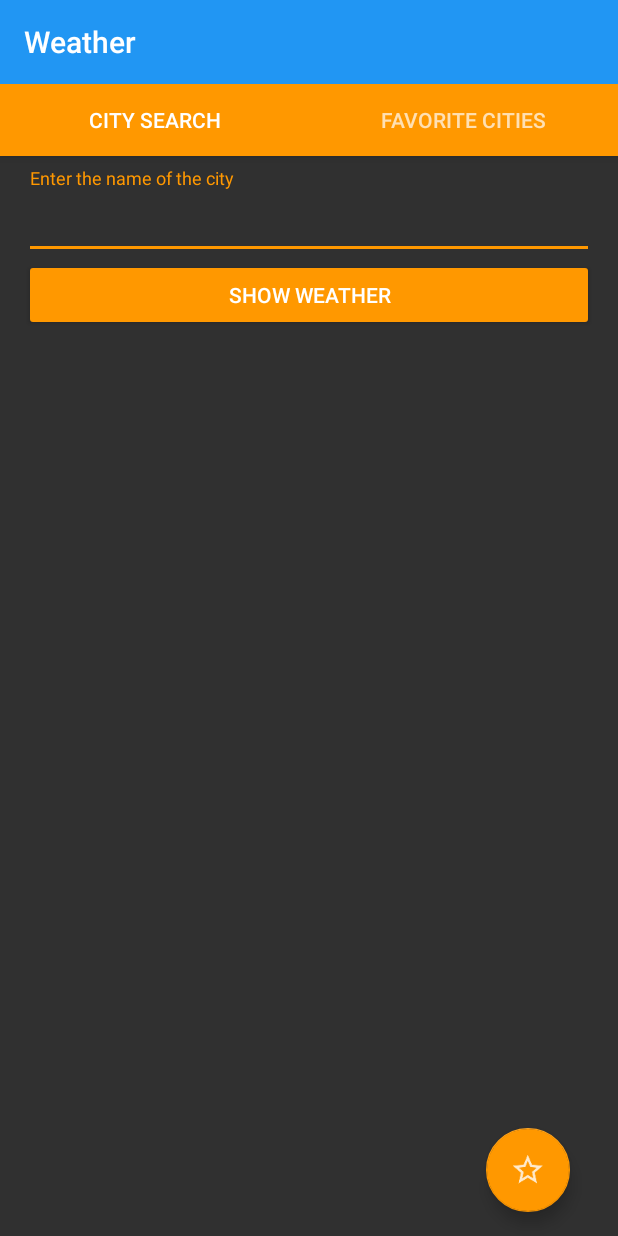
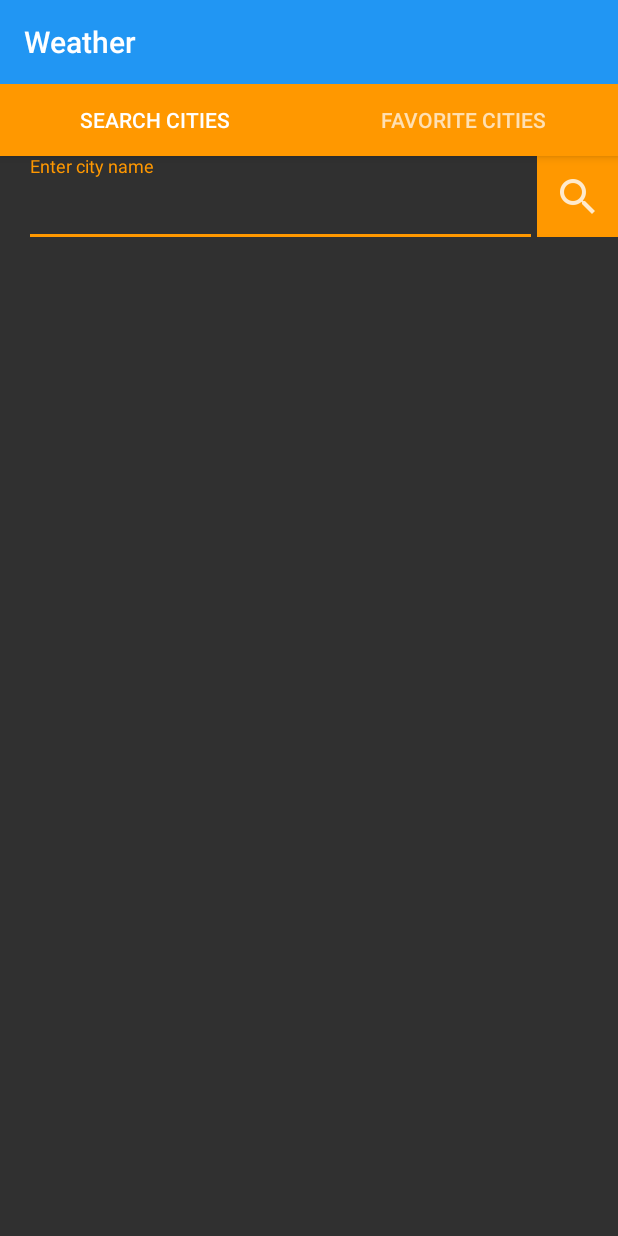
Before and after one commit to khotiun/Weather, an Android app: the screen it shows after launch (MainActivity), on a phone screen of 412 x 824 dp. Run offline under Robolectric (Android 15) with nearby library versions, the phone set to English and light mode, and no system bars; our stand-ins replace Picasso; pictures from the network do not load.

Commit message:
Fixed SearchCityFragment and added senErro on EditText.

```diff
--- a/app/src/main/java/com/khotiun/android/weather/activity/MainActivity.java
+++ b/app/src/main/java/com/khotiun/android/weather/activity/MainActivity.java
@@ -2,6 +2,9 @@ package com.khotiun.android.weather.activity;
 
 import android.os.Bundle;
 import android.support.design.widget.TabLayout;
+import android.support.v4.app.Fragment;
+import android.support.v4.app.FragmentManager;
+import android.support.v4.app.FragmentStatePagerAdapter;
 import android.support.v4.view.ViewPager;
 import android.support.v7.app.AppCompatActivity;
 import android.support.v7.widget.Toolbar;
@@ -9,7 +12,9 @@ import android.support.v7.widget.Toolbar;
 import com.khotiun.android.weather.R;
 import com.khotiun.android.weather.fragment.ListCityFragment;
 import com.khotiun.android.weather.fragment.SearchCityFragment;
-import com.khotiun.android.weather.adapter.ViewPagerAdapter;
+
+import java.util.ArrayList;
+import java.util.List;
 
 public class MainActivity extends AppCompatActivity {
 
@@ -39,4 +44,37 @@ public class MainActivity extends AppCompatActivity {
         adapter.addFragment(ListCityFragment.newInstance(), getString(R.string.favorite_city));
         viewPager.setAdapter(adapter);
     }
+
+    public class ViewPagerAdapter extends FragmentStatePagerAdapter {
+
+
+        private final List<Fragment> mFragmentList = new ArrayList<>();
+        private final List<String> mFragmentTitleList = new ArrayList<>();
+
+        public ViewPagerAdapter(FragmentManager fm) {
+            super(fm);
+        }
+
+        @Override
+        public Fragment getItem(int position) {
+            return mFragmentList.get(position);
+        }
+
+        @Override
+        public int getCount() {
+            return mFragmentList.size();
+        }
+
+        @Override
+        public CharSequence getPageTitle(int position) {
+            return mFragmentTitleList.get(position);
+        }
+
+        public void addFragment(Fragment fragment, String title) {
+            mFragmentList.add(fragment);
+            mFragmentTitleList.add(title);
+        }
+
+
+    }
 }
--- a/app/src/main/java/com/khotiun/android/weather/adapter/ViewPagerAdapter.java
+++ /dev/null
@@ -1,44 +0,0 @@
-package com.khotiun.android.weather.adapter;
-
-import android.support.v4.app.Fragment;
-import android.support.v4.app.FragmentManager;
-import android.support.v4.app.FragmentStatePagerAdapter;
-
-import java.util.ArrayList;
-import java.util.List;
-
-/**
- * Created by hotun on 15.09.2017.
- */
-
-public class ViewPagerAdapter extends FragmentStatePagerAdapter {
-
-
-    private final List<Fragment> mFragmentList = new ArrayList<>();
-    private final List<String> mFragmentTitleList = new ArrayList<>();
-
-    public ViewPagerAdapter(FragmentManager fm) {
-        super(fm);
-    }
-
-    @Override
-    public Fragment getItem(int position) {
-        return mFragmentList.get(position);
-    }
-
-    @Override
-    public int getCount() {
-        return mFragmentList.size();
-    }
-
-    @Override
-    public CharSequence getPageTitle(int position) {
-        return mFragmentTitleList.get(position);
-    }
-
-    public void addFragment(Fragment fragment, String title) {
-        mFragmentList.add(fragment);
-        mFragmentTitleList.add(title);
-    }
-
-}
--- a/app/src/main/java/com/khotiun/android/weather/fragment/SearchCityFragment.java
+++ b/app/src/main/java/com/khotiun/android/weather/fragment/SearchCityFragment.java
@@ -4,15 +4,18 @@ import android.os.Bundle;
 import android.support.design.widget.CoordinatorLayout;
 import android.support.design.widget.FloatingActionButton;
 import android.support.design.widget.Snackbar;
+import android.support.design.widget.TextInputLayout;
 import android.support.v4.app.Fragment;
 import android.support.v7.widget.LinearLayoutManager;
 import android.support.v7.widget.RecyclerView;
+import android.text.Editable;
+import android.text.TextWatcher;
 import android.util.Log;
 import android.view.LayoutInflater;
 import android.view.View;
 import android.view.ViewGroup;
-import android.widget.Button;
 import android.widget.EditText;
+import android.widget.ImageButton;
 import android.widget.ImageView;
 import android.widget.RelativeLayout;
 import android.widget.TextView;
@@ -44,13 +47,14 @@ import retrofit2.Response;
 public class SearchCityFragment extends Fragment implements View.OnClickListener {
 
     private static final String TAG = "SearchCityFragment";
-    private EditText etCity;
-    private Button btnSearchCity;
-    private TextView tvCityName;
+    private EditText mEtCity;
+    private ImageButton mIBtnSearchCity;
+    private TextView mTvCityName;
     private RelativeLayout mRelativeLayout;
     private RecyclerView mRecyclerView;
     private CoordinatorLayout mCoordinatorLayout;
     private FloatingActionButton mFab;
+    private TextInputLayout mTextInputLayout;
     private WeatherAdapter mAdapter;
     private WeatherData mWeatherData;
 
@@ -66,26 +70,46 @@ public class SearchCityFragment extends Fragment implements View.OnClickListener
     @Override
     public View onCreateView(LayoutInflater inflater, ViewGroup container, Bundle savedInstanceState) {
         View view = inflater.inflate(R.layout.fragment_search_city, container, false);
+        mTextInputLayout = (TextInputLayout) view.findViewById(R.id.city_til);
         mRelativeLayout = (RelativeLayout) view.findViewById(R.id.city_rl);
         mCoordinatorLayout = (CoordinatorLayout) view.findViewById(R.id.city_coordinator_layout);
         mRecyclerView = (RecyclerView) view.findViewById(R.id.city_rv);
         mRecyclerView.setLayoutManager(new LinearLayoutManager(getActivity()));
-        etCity = (EditText) view.findViewById(R.id.city_et_search);
-        tvCityName = (TextView) view.findViewById(R.id.city_tv_name);
+        mTvCityName = (TextView) view.findViewById(R.id.city_tv_name);
         mFab = (FloatingActionButton) view.findViewById(R.id.city_fab);
         mFab.setOnClickListener(this);
-        btnSearchCity = (Button) view.findViewById(R.id.city_btn_search_city);
-        btnSearchCity.setOnClickListener(this);
+        mIBtnSearchCity = (ImageButton) view.findViewById(R.id.city_ibtn_search_city);
+        mIBtnSearchCity.setOnClickListener(this);
+        mEtCity = (EditText) view.findViewById(R.id.city_et_search);
+        mEtCity.addTextChangedListener(new TextWatcher() {
+            @Override
+            public void beforeTextChanged(CharSequence s, int start, int count, int after) {
 
+            }
+
+            @Override
+            public void onTextChanged(CharSequence s, int start, int before, int count) {
+                mTextInputLayout.setError(null);
+            }
+
+            @Override
+            public void afterTextChanged(Editable s) {
+
+            }
+        });
         return view;
     }
 
     @Override
     public void onClick(View v) {
         int viewId = v.getId();
-        if(viewId == R.id.city_btn_search_city){
+        if (viewId == R.id.city_ibtn_search_city) {
+            if (mEtCity.getText().toString().equals("")) {
+                mTextInputLayout.setError(getResources().getString(R.string.enter_name_of_city));
+                return;
+            }
             ApiService api = RetroClient.getApiService();
-            Call<WeatherData> call = api.getWeather(etCity.getText().toString(), Config.API_KEY);
+            Call<WeatherData> call = api.getWeather(mEtCity.getText().toString(), Config.API_KEY);
             //enqueue for asynchronously
             call.enqueue(new Callback<WeatherData>() {
                 @Override
@@ -93,21 +117,24 @@ public class SearchCityFragment extends Fragment implements View.OnClickListener
                     Log.d(TAG, "onResponse");
                     mRelativeLayout.setVisibility(View.VISIBLE);
                     mWeatherData = response.body();
-                    tvCityName.setText(mWeatherData.getCity().getName());
+                    if (mWeatherData == null) {
+                        Snackbar.make(mCoordinatorLayout, "Incorrect city name", Snackbar.LENGTH_LONG).show();
+                        return;
+                    }
+                    mCoordinatorLayout.setVisibility(View.VISIBLE);
+                    mTvCityName.setText(mWeatherData.getCity().getName());
                     mAdapter = new WeatherAdapter(mWeatherData.getList());
                     mRecyclerView.setAdapter(mAdapter);
-                        if (response.isSuccessful()) {
-                            Log.d(TAG, "response.isSuccessful()");
                 }
-                }
+
                 @Override
                 public void onFailure(Call<WeatherData> call, Throwable t) {
-                    Log.d(TAG, t.toString());
+                    Log.d(TAG, "onFailure");
                 }
             });
-        } else if(viewId == R.id.city_fab){
-            Snackbar snackbar = Snackbar.make(mCoordinatorLayout, "Add " + tvCityName.getText().toString() + " to favorites?", Snackbar.LENGTH_LONG)
-                    .setAction("Да", snackbarOnClickListener);
+        } else if (viewId == R.id.city_fab) {
+            Snackbar snackbar = Snackbar.make(mCoordinatorLayout, "Add " + mTvCityName.getText().toString() + " to favorites?", Snackbar.LENGTH_LONG)
+                    .setAction("yes", snackbarOnClickListener);
             snackbar.show();
         }
     }
@@ -115,13 +142,60 @@ public class SearchCityFragment extends Fragment implements View.OnClickListener
     View.OnClickListener snackbarOnClickListener = new View.OnClickListener() {
         @Override
         public void onClick(View view) {
-            CityName cityName = new CityName(tvCityName.getText().toString());
+            CityName cityName = new CityName(mTvCityName.getText().toString());
             CityNameLab.getCityNameLab(getActivity()).addCityName(cityName);
             mFab.setImageResource(R.drawable.ic_star_filt);
             Log.d(TAG, CityNameLab.getCityNameLab(getActivity()).getCityNames().size() + "");
 
         }
     };
+
+
+    private class WeatherHolder extends RecyclerView.ViewHolder {
+
+        private TextView tvDay, tvDayMounth, tvTime, tvWiather, tvTempMin, tvTempMax;
+        private ImageView ivWither;
+
+        public WeatherHolder(View itemView) {
+            super(itemView);
+            tvDay = (TextView) itemView.findViewById(R.id.item_tv_day);
+            tvDayMounth = (TextView) itemView.findViewById(R.id.item_tv_date);
+            tvTime = (TextView) itemView.findViewById(R.id.item_tv_time);
+            tvWiather = (TextView) itemView.findViewById(R.id.item_tv_weather);
+            tvTempMin = (TextView) itemView.findViewById(R.id.item_tv_temp_min);
+            tvTempMax = (TextView) itemView.findViewById(R.id.item_tv_temp_max);
+            ivWither = (ImageView) itemView.findViewById(R.id.item_iv);
+        }
+
+        public void bindDataWeather(ListWeather dataWeather) {
+
+            String oldDateString = dataWeather.getDtTxt();
+            String resultDay = convertDay(oldDateString);
+            String resultDate = convertDate(oldDateString);
+            String resultTime = convertTime(oldDateString);
+            mTvCityName.setText(mWeatherData.getCity().getName());
+            tvDay.setText(resultDay);
+            tvDayMounth.setText(resultDate);
+            tvTime.setText(resultTime);
+            tvWiather.setText(dataWeather.getWeather().get(0).getDescription());
+            int tempMin = getTemp(dataWeather.getMain().getTempMin());
+            int tempMax = getTemp(dataWeather.getMain().getTempMax());
+            tvTempMin.setText(tempMin + "°C");
+            tvTempMax.setText(tempMax + "°C");
+            String urlWeather = Config.URL_WEATHER + dataWeather.getWeather().get(0).getIcon() + ".png";
+            setImage(urlWeather, ivWither);
+
+        }
+
+        private void setImage(String mUrl, ImageView view) {
+            Picasso.with(getContext()).load(mUrl)
+                    .placeholder(R.mipmap.empty_photo)
+                    .into(view);
+        }
+
+        private int getTemp(double temp) {
+            return (int) Math.round(temp - 273);
+        }
 
         private String convertDay(String oldDateString) {
 
@@ -171,46 +245,7 @@ public class SearchCityFragment extends Fragment implements View.OnClickListener
             return resultTime;
         }
 
-    private void setImage(String mUrl, ImageView view) {
-        Picasso.with(getContext()).load(mUrl)
-                .placeholder(R.mipmap.empty_photo)
-                .into(view);
-    }
 
-    private class WeatherHolder extends RecyclerView.ViewHolder {
-
-        private TextView tvDay, tvDayMounth, tvTime, tvWiather, tvTempMin, tvTempMax;
-        private ImageView ivWither;
-        private ListWeather mDataWeather;
-
-        public WeatherHolder(View itemView) {
-            super(itemView);
-            tvDay = (TextView) itemView.findViewById(R.id.item_tv_day);
-            tvDayMounth = (TextView) itemView.findViewById(R.id.item_tv_date);
-            tvTime = (TextView) itemView.findViewById(R.id.item_tv_time);
-            tvWiather = (TextView) itemView.findViewById(R.id.item_tv_weather);
-            tvTempMin = (TextView) itemView.findViewById(R.id.item_tv_temp_min);
-            tvTempMax = (TextView) itemView.findViewById(R.id.item_tv_temp_max);
-            ivWither = (ImageView) itemView.findViewById(R.id.item_iv);
-        }
-
-        public void bindDataWeather(ListWeather dataWeather) {
-            mDataWeather = dataWeather;
-            String oldDateString = dataWeather.getDtTxt();
-            String resultDay = convertDay(oldDateString);
-            String resultDate = convertDate(oldDateString);
-            String resultTime = convertTime(oldDateString);
-            tvCityName.setText(mWeatherData.getCity().getName());
-            tvDay.setText(resultDay);
-            tvDayMounth.setText(resultDate);
-            tvTime.setText(resultTime);
-            tvWiather.setText(dataWeather.getWeather().get(0).getDescription());
-            tvTempMin.setText(dataWeather.getMain().getTempMin() + "");
-            tvTempMax.setText(dataWeather.getMain().getTempMax() + "");
-            String urlWeather = Config.URL_WEATHER + dataWeather.getWeather().get(0).getIcon() + ".png";
-            setImage(urlWeather, ivWither);
-
-        }
     }
 
     private class WeatherAdapter extends RecyclerView.Adapter<WeatherHolder> {
--- a/app/src/main/res/layout/activity_main.xml
+++ b/app/src/main/res/layout/activity_main.xml
@@ -16,8 +16,7 @@
             android:id="@+id/toolbar"
             android:layout_width="match_parent"
             android:layout_height="?attr/actionBarSize"
-            android:background="@color/primary"
-            app:layout_scrollFlags="scroll|enterAlways"/>
+            android:background="@color/primary"/>
 
         <android.support.design.widget.TabLayout
             android:id="@+id/tablayout"
@@ -32,6 +31,7 @@
     <android.support.v4.view.ViewPager
         android:id="@+id/viewpager"
         android:layout_width="match_parent"
-        android:layout_height="match_parent"/>
+        android:layout_height="match_parent"
+        app:layout_behavior="@string/appbar_scrolling_view_behavior"/>
 
 </android.support.design.widget.CoordinatorLayout>
--- a/app/src/main/res/layout/fragment_search_city.xml
+++ b/app/src/main/res/layout/fragment_search_city.xml
@@ -4,62 +4,62 @@
     xmlns:app="http://schemas.android.com/apk/res-auto"
     xmlns:tools="http://schemas.android.com/tools"
     android:layout_width="match_parent"
-    android:layout_height="match_parent"
-    android:paddingLeft="@dimen/activity_horizontal_margin"
-    android:paddingRight="@dimen/activity_horizontal_margin">
+    android:layout_height="match_parent">
+
+    <ImageButton
+        android:id="@+id/city_ibtn_search_city"
+        android:layout_width="54dp"
+        android:layout_height="54dp"
+        android:layout_alignParentRight="true"
+        android:background="@color/accent"
+        android:src="@drawable/ic_search"/>
 
     <android.support.design.widget.TextInputLayout
         android:id="@+id/city_til"
         android:layout_width="match_parent"
         android:layout_height="wrap_content"
-        android:layout_centerHorizontal="true"
-        android:layout_marginTop="112dp">
+        android:layout_toLeftOf="@id/city_ibtn_search_city"
+        android:paddingLeft="@dimen/activity_horizontal_margin">
 
         <EditText
             android:id="@+id/city_et_search"
             android:layout_width="match_parent"
             android:layout_height="50dp"
-            android:hint="Enter the name of the city"
+            android:hint="@string/enter_name_of_city"
             android:textColorHint="@color/secondary_text"
             android:textSize="16sp"/>
     </android.support.design.widget.TextInputLayout>
-
-    <Button
-        android:id="@+id/city_btn_search_city"
-        android:layout_width="match_parent"
-        android:layout_height="wrap_content"
-        android:layout_below="@id/city_til"
-        android:text="show weather"/>
 
     <RelativeLayout
         android:id="@+id/city_rl"
         android:layout_width="match_parent"
         android:layout_height="wrap_content"
-        android:layout_below="@id/city_btn_search_city">
+        android:layout_below="@id/city_til">
 
         <TextView
             android:id="@+id/city_tv_name"
             android:layout_width="wrap_content"
             android:layout_height="wrap_content"
             android:layout_centerHorizontal="true"
-
+            android:textColor="@color/primary_text"
             android:textSize="@dimen/title"
             tools:text="Dnipro"/>
 
-       <android.support.v7.widget.RecyclerView
-           android:id="@+id/city_rv"
-           android:layout_width="match_parent"
-           android:layout_height="wrap_content"
-           android:layout_marginTop="8dp"
-           android:layout_below="@id/city_tv_name">
-       </android.support.v7.widget.RecyclerView>
+        <android.support.v7.widget.RecyclerView
+            android:id="@+id/city_rv"
+            android:layout_width="match_parent"
+            android:layout_height="wrap_content"
+            android:layout_below="@id/city_tv_name"
+            android:layout_marginTop="8dp">
+        </android.support.v7.widget.RecyclerView>
 
     </RelativeLayout>
 
     <android.support.design.widget.CoordinatorLayout
         android:id="@+id/city_coordinator_layout"
         android:layout_width="match_parent"
-        android:layout_height="match_parent">
+        android:layout_height="match_parent"
+        android:visibility="gone">
 
         <android.support.design.widget.FloatingActionButton
             android:id="@+id/city_fab"
--- a/app/src/main/res/layout/item_city.xml
+++ b/app/src/main/res/layout/item_city.xml
@@ -13,6 +13,7 @@
     <TextView
         android:id="@+id/item_city_tv"
         android:layout_width="wrap_content"
-        android:layout_height="wrap_content"/>
+        android:layout_height="wrap_content"
+        android:textSize="@dimen/title"/>
 
 </LinearLayout>
--- a/app/src/main/res/values/colors.xml
+++ b/app/src/main/res/values/colors.xml
@@ -12,5 +12,5 @@
     <color name="secondary_text">#757575</color>
     <color name="icons">#FFFFFF</color>
     <color name="divider">#BDBDBD</color>
-    <color name="primary_text_default_material_dark">#ffffff</color>
+    <color name="colorView">#000000</color>
 </resources>
--- a/app/src/main/res/values/dimens.xml
+++ b/app/src/main/res/values/dimens.xml
@@ -3,7 +3,8 @@
     <dimen name="activity_horizontal_margin">16dp</dimen>
     <dimen name="activity_vertical_margin">16dp</dimen>
 
-    <dimen name="title">18sp</dimen>
+    <dimen name="title">24sp</dimen>
     <dimen name="divider_height">1dp</dimen>
     <dimen name="fab_margin">16dp</dimen>
+    <dimen name="card_padding">4dp</dimen>
 </resources>
--- a/app/src/main/res/values/strings.xml
+++ b/app/src/main/res/values/strings.xml
@@ -1,5 +1,8 @@
 <resources>
     <string name="app_name">Weather</string>
-    <string name="city_cearch">City search</string>
+    <string name="city_cearch">search cities</string>
     <string name="favorite_city">Favorite cities</string>
+    <string name="enter_name_of_city">Enter city name</string>
+    <string name="temp_max">max</string>
+    <string name="temp_min">min</string>
 </resources>
```
Also changed, not shown: app/src/main/res/layout/item_weather.xml (+10 -8 lines), app/src/main/res/drawable-hdpi/ic_search.png (added), app/src/main/res/drawable-mdpi/ic_search.png (added), app/src/main/res/drawable-xhdpi/ic_search.png (added), app/src/main/res/drawable-xxhdpi/ic_search.png (added). Lines whose indentation alone changed are shown as unchanged.
